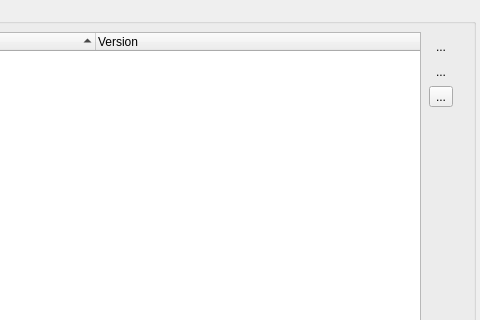
This is src/ui/export/exportWidget.ui in andrevmatos/Librix-ThinClient as Qt 5 draws it before an edit; both pictures show x 170 to 650 and y 0 to 320 of the 650 by 550 pixel window. The edited form follows.
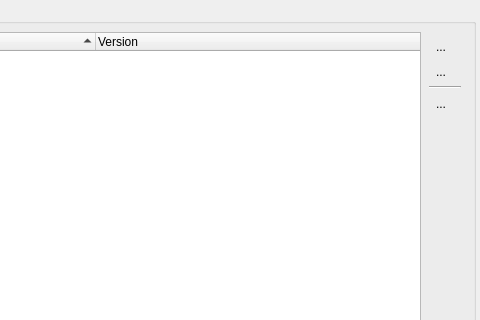
This is the edited form. Icons and pictures are not drawn.

```diff
--- a/src/ui/export/exportWidget.ui
+++ b/src/ui/export/exportWidget.ui
@@ -149,6 +149,13 @@
               </property>
              </widget>
             </item>
+            <item>
+             <widget class="Line" name="line">
+              <property name="orientation">
+               <enum>Qt::Horizontal</enum>
+              </property>
+             </widget>
+            </item>
             <item>
              <widget class="QToolButton" name="rescanButton">
               <property name="text">
@@ -164,6 +171,9 @@
                 <height>22</height>
                </size>
               </property>
+              <property name="autoRaise">
+               <bool>true</bool>
+              </property>
              </widget>
             </item>
             <item>
```
